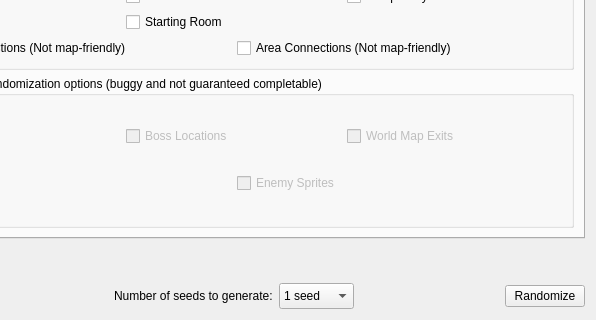
Qt form randomizer.ui (LagoLunatic/dsvrandom) before a commit; both pictures show x 129 to 725 and y 329 to 649 of the 725 by 649 pixel window.
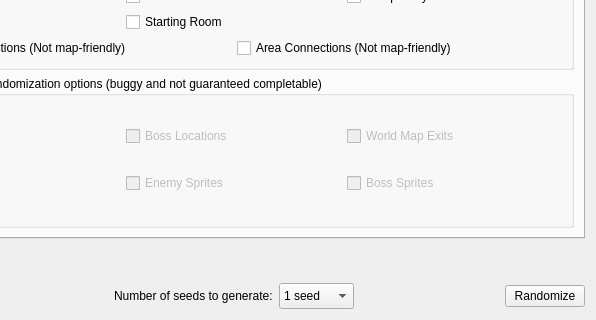
The same form after that commit. Icons and pictures are not drawn.

Commit message: Split boss sprites into separate option from enemy sprite rando

What changed in the file:
```diff
--- a/randomizer.ui
+++ b/randomizer.ui
@@ -450,6 +450,13 @@
               </property>
              </widget>
             </item>
+            <item>
+             <widget class="QCheckBox" name="randomize_boss_sprites">
+              <property name="text">
+               <string>Boss Sprites</string>
+              </property>
+             </widget>
+            </item>
            </layout>
           </item>
          </layout>
```
Left out of the diff: 4 changed lines with no effect on the pictures. The commit also changes 4 other files.
